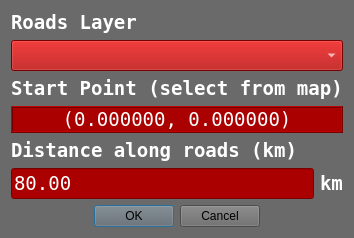
Qt form RoadNetwork/road_network_dialog_base.ui (rocapp/qgis-market-analysis) before a commit.
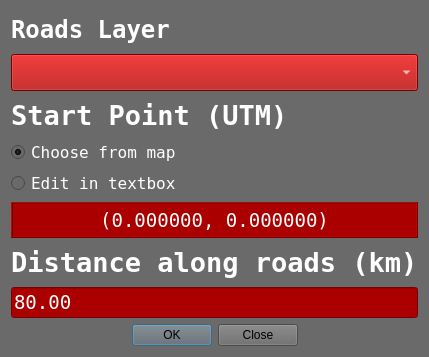
The same form after that commit.

Commit message: fixed close button behavior

The edit to the form file:
```diff
--- a/RoadNetwork/road_network_dialog_base.ui
+++ b/RoadNetwork/road_network_dialog_base.ui
@@ -6,8 +6,8 @@
    <rect>
     <x>0</x>
     <y>0</y>
-    <width>308</width>
-    <height>219</height>
+    <width>368</width>
+    <height>357</height>
    </rect>
   </property>
   <property name="windowTitle">
@@ -16,13 +16,13 @@
   <property name="styleSheet">
    <string notr="true">background-color: rgb(106, 106, 106);</string>
   </property>
-  <layout class="QGridLayout" name="gridLayout">
-   <item row="0" column="0">
+  <layout class="QVBoxLayout" name="verticalLayout">
+   <item>
     <widget class="QLabel" name="label_2">
      <property name="font">
       <font>
        <family>Inconsolata</family>
-       <pointsize>14</pointsize>
+       <pointsize>18</pointsize>
        <weight>75</weight>
        <bold>true</bold>
       </font>
@@ -35,12 +35,12 @@
      </property>
     </widget>
    </item>
-   <item row="1" column="0" colspan="2">
+   <item>
     <widget class="QComboBox" name="comboBox">
      <property name="font">
       <font>
        <family>Inconsolata</family>
-       <pointsize>14</pointsize>
+       <pointsize>18</pointsize>
       </font>
      </property>
      <property name="styleSheet">
@@ -49,12 +49,12 @@
      </property>
     </widget>
    </item>
-   <item row="2" column="0" colspan="2">
+   <item>
     <widget class="QLabel" name="label">
      <property name="font">
       <font>
        <family>Inconsolata</family>
-       <pointsize>14</pointsize>
+       <pointsize>20</pointsize>
        <weight>75</weight>
        <bold>true</bold>
       </font>
@@ -63,11 +63,117 @@
       <string notr="true">color: rgb(255, 255, 255);</string>
      </property>
      <property name="text">
-      <string>Start Point (select from map)</string>
+      <string>Start Point (UTM)</string>
      </property>
     </widget>
    </item>
-   <item row="3" column="0" colspan="2">
+   <item>
+    <widget class="QRadioButton" name="radio_map">
+     <property name="palette">
+      <palette>
+       <active>
+        <colorrole role="WindowText">
+         <brush brushstyle="SolidPattern">
+          <color alpha="255">
+           <red>255</red>
+           <green>255</green>
+           <blue>255</blue>
+          </color>
+         </brush>
+        </colorrole>
+       </active>
+       <inactive>
+        <colorrole role="WindowText">
+         <brush brushstyle="SolidPattern">
+          <color alpha="255">
+           <red>255</red>
+           <green>255</green>
+           <blue>255</blue>
+          </color>
+         </brush>
+        </colorrole>
+       </inactive>
+       <disabled>
+        <colorrole role="WindowText">
+         <brush brushstyle="SolidPattern">
+          <color alpha="255">
+           <red>120</red>
+           <green>120</green>
+           <blue>120</blue>
+          </color>
+         </brush>
+        </colorrole>
+       </disabled>
+      </palette>
+     </property>
+     <property name="font">
+      <font>
+       <family>Inconsolata</family>
+       <pointsize>12</pointsize>
+      </font>
+     </property>
+     <property name="autoFillBackground">
+      <bool>false</bool>
+     </property>
+     <property name="text">
+      <string>Choose from map</string>
+     </property>
+     <property name="checked">
+      <bool>true</bool>
+     </property>
+    </widget>
+   </item>
+   <item>
+    <widget class="QRadioButton" name="radio_text">
+     <property name="palette">
+      <palette>
+       <active>
+        <colorrole role="WindowText">
+         <brush brushstyle="SolidPattern">
+          <color alpha="255">
+           <red>255</red>
+           <green>255</green>
+           <blue>255</blue>
+          </color>
+         </brush>
+        </colorrole>
+       </active>
+       <inactive>
+        <colorrole role="WindowText">
+         <brush brushstyle="SolidPattern">
+          <color alpha="255">
+           <red>255</red>
+           <green>255</green>
+           <blue>255</blue>
+          </color>
+         </brush>
+        </colorrole>
+       </inactive>
+       <disabled>
+        <colorrole role="WindowText">
+         <brush brushstyle="SolidPattern">
+          <color alpha="255">
+           <red>120</red>
+           <green>120</green>
+           <blue>120</blue>
+          </color>
+         </brush>
+        </colorrole>
+       </disabled>
+      </palette>
+     </property>
+     <property name="font">
+      <font>
+       <family>Inconsolata</family>
+       <pointsize>12</pointsize>
+      </font>
+     </property>
+     <property name="text">
+      <string>Edit in textbox</string>
+     </property>
+    </widget>
+   </item>
+   <item>
     <widget class="QLabel" name="coord_label">
      <property name="font">
       <font>
@@ -99,7 +205,25 @@
      </property>
     </widget>
    </item>
-   <item row="5" column="0">
+   <item>
+    <widget class="QLabel" name="label_3">
+     <property name="font">
+      <font>
+       <family>Inconsolata</family>
+       <pointsize>20</pointsize>
+       <weight>75</weight>
+       <bold>true</bold>
+      </font>
+     </property>
+     <property name="styleSheet">
+      <string notr="true">color: rgb(255, 255, 255);</string>
+     </property>
+     <property name="text">
+      <string>Distance along roads (km)</string>
+     </property>
+    </widget>
+   </item>
+   <item>
     <widget class="QLineEdit" name="dist_limit">
      <property name="palette">
       <palette>
@@ -343,25 +467,7 @@
      </property>
     </widget>
    </item>
-   <item row="5" column="1">
-    <widget class="QLabel" name="label_4">
-     <property name="font">
-      <font>
-       <family>Inconsolata</family>
-       <pointsize>14</pointsize>
-       <weight>75</weight>
-       <bold>true</bold>
-      </font>
-     </property>
-     <property name="styleSheet">
-      <string notr="true">color: rgb(255, 255, 255);</string>
-     </property>
-     <property name="text">
-      <string>km</string>
-     </property>
-    </widget>
-   </item>
-   <item row="6" column="0" colspan="2">
+   <item>
     <widget class="QDialogButtonBox" name="button_box">
      <property name="font">
       <font>
@@ -379,31 +485,13 @@
       <enum>Qt::Horizontal</enum>
      </property>
      <property name="standardButtons">
-      <set>QDialogButtonBox::Cancel|QDialogButtonBox::Ok</set>
+      <set>QDialogButtonBox::Close|QDialogButtonBox::Ok</set>
      </property>
      <property name="centerButtons">
       <bool>true</bool>
      </property>
     </widget>
    </item>
-   <item row="4" column="0" colspan="2">
-    <widget class="QLabel" name="label_3">
-     <property name="font">
-      <font>
-       <family>Inconsolata</family>
-       <pointsize>14</pointsize>
-       <weight>75</weight>
-       <bold>true</bold>
-      </font>
-     </property>
-     <property name="styleSheet">
-      <string notr="true">color: rgb(255, 255, 255);</string>
-     </property>
-     <property name="text">
-      <string>Distance along roads (km)</string>
-     </property>
-    </widget>
-   </item>
   </layout>
  </widget>
  <resources/>
```
The commit also changes 2 other files.
